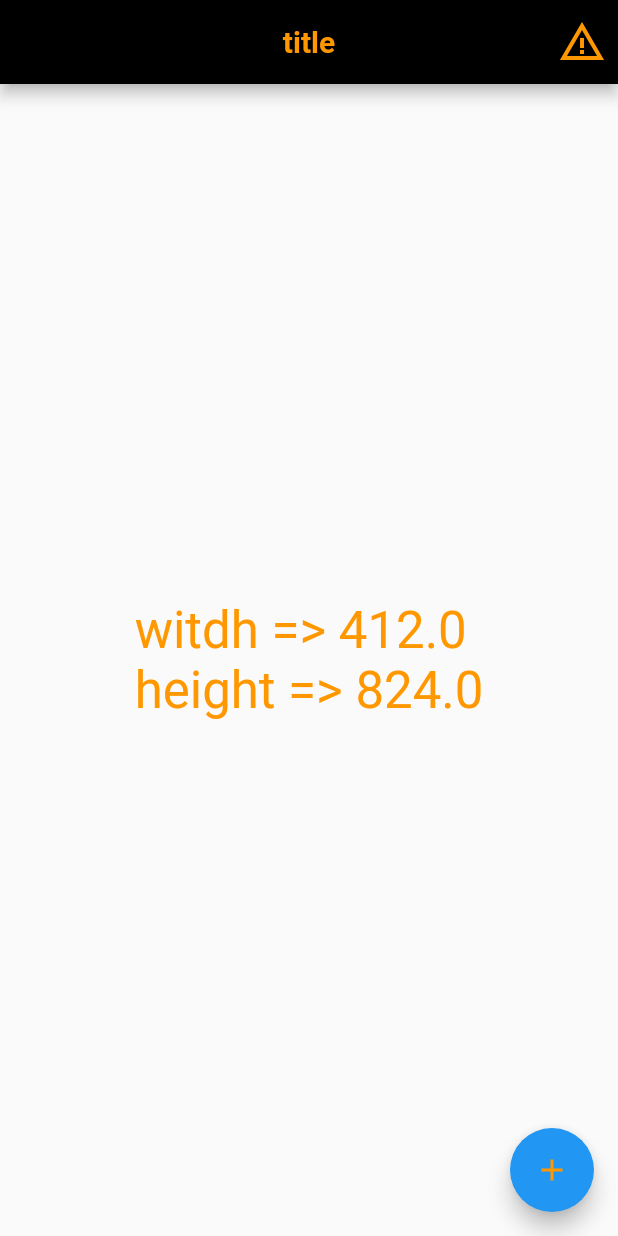
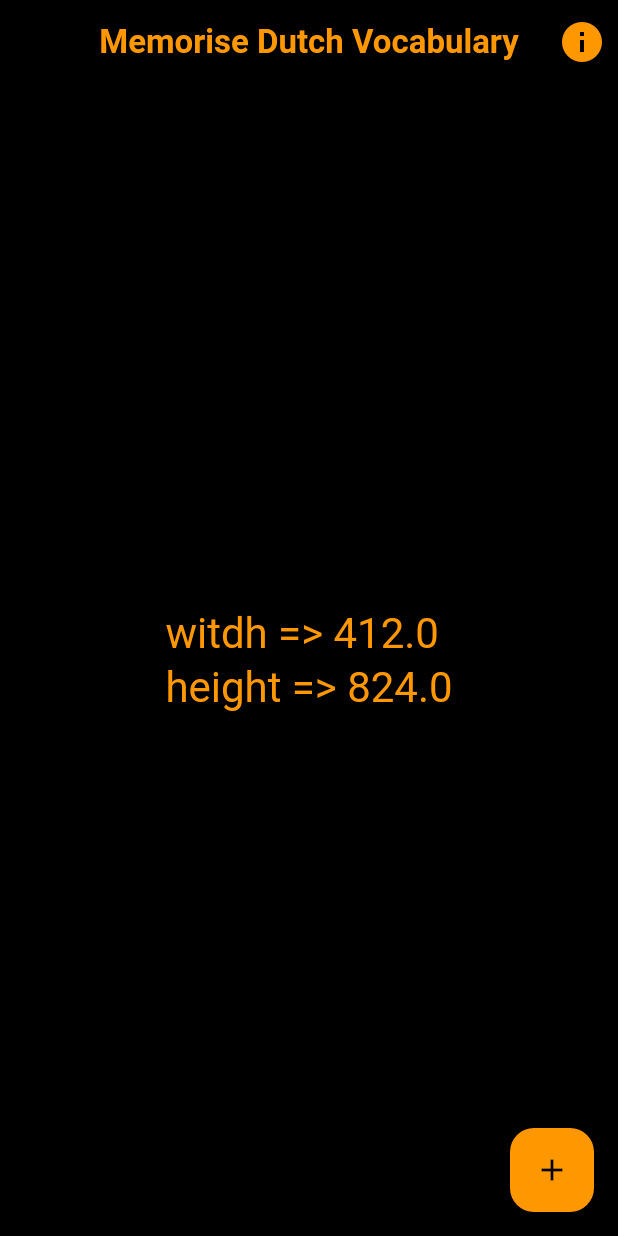
Before and after one commit to yakupbilgen/memorise-dutch-vocabulary, a Flutter app: the screen it shows after launch, on a phone screen of 412 x 824 dp. Run offline on Flutter 3.47's test engine with Material 2 defaults, Android fonts, the phone set to English and light mode, and no system bars.

Commit message:
edit some theme

```diff
--- a/lib/constant/app_appbar.dart
+++ b/lib/constant/app_constant_appbar.dart
@@ -1,7 +1,7 @@
 import 'package:flutter/material.dart';
 
-import 'app_color.dart';
-import 'app_size.dart';
+import 'app_constant_color.dart';
+import 'app_contant_size.dart';
 
 AppBar appAppBar(
   BuildContext context,
@@ -37,7 +37,7 @@ AppBar appAppBar(
         //TODO: function
         onPressed: () => Navigator.pop(context),
         icon: const Icon(
-          Icons.warning_amber,
+          Icons.info,
           color: AppConstantColor.iconColor,
           size: AppConstantSize.iconSize,
         ),
--- /dev/null
+++ b/lib/constant/app_constant_text.dart
@@ -0,0 +1,3 @@
+class AppConstantText {
+  static const appBarTitle = "Memorise Dutch Vocabulary";
+}
--- a/lib/constant/app_constant.dart
+++ b/lib/constant/app_contant_size.dart
@@ -1,5 +1,5 @@
-class AppConstant {
-  static const appBarTitle = "Memorise Dutch Vocabulary";
+class AppConstantSize {
+  static const iconSize = 32.0;
 
   static const defaultPadding = 12.0;
   static const defaultHeight = 12.0;
--- a/lib/constant/app_size.dart
+++ /dev/null
@@ -1,3 +0,0 @@
-class AppConstantSize {
-  static const iconSize = 32.0;
-}
--- a/lib/main.dart
+++ b/lib/main.dart
@@ -2,9 +2,11 @@ import 'package:flutter/material.dart';
 import 'package:memorisedutchvocabulary/screen/home_screen.dart';
 
 void main() {
-  runApp(MaterialApp(
-    home: const HomeScren(),
-    theme: ThemeData(useMaterial3: false),
-    debugShowCheckedModeBanner: false,
-  ));
+  runApp(
+    MaterialApp(
+      home: const HomeScren(),
+      theme: ThemeData(useMaterial3: true),
+      debugShowCheckedModeBanner: false,
+    ),
+  );
 }
--- a/lib/screen/home_screen.dart
+++ b/lib/screen/home_screen.dart
@@ -1,7 +1,9 @@
 import 'package:flutter/material.dart';
+import 'package:memorisedutchvocabulary/constant/app_constant_color.dart';
+import 'package:memorisedutchvocabulary/constant/app_constant_text.dart';
 
-import '../constant/app_constant.dart';
-import '../constant/app_appbar.dart';
+import '../constant/app_constant_appbar.dart';
+import '../constant/app_contant_size.dart';
 
 class HomeScren extends StatefulWidget {
   const HomeScren({super.key});
@@ -15,11 +17,12 @@ class _HomeScrenState extends State<HomeScren> {
   Widget build(BuildContext context) {
     final Size deviceSize = MediaQuery.of(context).size;
     return Scaffold(
-      appBar: appAppBar(context, 'title', false),
+      appBar: appAppBar(context, AppConstantText.appBarTitle, false),
+      backgroundColor: AppConstantColor.bgColor,
       body: Container(
         padding: const EdgeInsets.only(
-            left: AppConstant.defaultPadding,
-            right: AppConstant.defaultPadding),
+            left: AppConstantSize.defaultPadding,
+            right: AppConstantSize.defaultPadding),
         child: Center(
           child: Text(
               'witdh => ${deviceSize.width}\nheight => ${deviceSize.height}',
@@ -33,8 +36,9 @@ class _HomeScrenState extends State<HomeScren> {
         onPressed: () => {StepState.complete},
         child: const Icon(
           Icons.add,
-          color: Colors.orange,
+          color: Colors.black,
         ),
+        backgroundColor: Colors.orange,
       ),
     );
   }
```
Also changed, not shown: lib/constant/app_constant_color.dart (renamed from lib/constant/app_color.dart).
